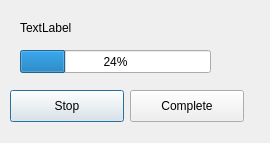
This is push_gui/ui/upload_dialog.ui in INCF/one_click as Qt 5 draws it before an edit. The edited form follows.
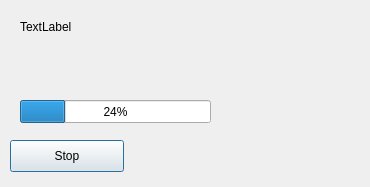
This is the edited form.

```diff
--- a/push_gui/ui/upload_dialog.ui
+++ b/push_gui/ui/upload_dialog.ui
@@ -6,8 +6,8 @@
    <rect>
     <x>0</x>
     <y>0</y>
-    <width>270</width>
-    <height>143</height>
+    <width>370</width>
+    <height>187</height>
    </rect>
   </property>
   <property name="windowTitle">
@@ -18,19 +18,25 @@
     <rect>
      <x>20</x>
      <y>20</y>
-     <width>191</width>
-     <height>16</height>
+     <width>331</width>
+     <height>61</height>
     </rect>
    </property>
    <property name="text">
     <string>TextLabel</string>
    </property>
+   <property name="alignment">
+    <set>Qt::AlignLeading|Qt::AlignLeft|Qt::AlignTop</set>
+   </property>
+   <property name="wordWrap">
+    <bool>true</bool>
+   </property>
   </widget>
   <widget class="QProgressBar" name="progress">
    <property name="geometry">
     <rect>
      <x>20</x>
-     <y>50</y>
+     <y>100</y>
      <width>191</width>
      <height>23</height>
     </rect>
@@ -43,7 +49,7 @@
    <property name="geometry">
     <rect>
      <x>10</x>
-     <y>90</y>
+     <y>140</y>
      <width>114</width>
      <height>32</height>
     </rect>
@@ -52,19 +58,6 @@
     <string>Stop</string>
    </property>
   </widget>
-  <widget class="QPushButton" name="complete_button">
-   <property name="geometry">
-    <rect>
-     <x>130</x>
-     <y>90</y>
-     <width>114</width>
-     <height>32</height>
-    </rect>
-   </property>
-   <property name="text">
-    <string>Complete</string>
-   </property>
-  </widget>
  </widget>
  <resources/>
  <connections>
```
Left out of the diff: 18 changed lines with no effect on the pictures.
